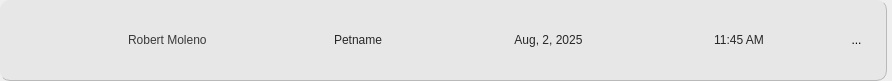
DreddVDomasian/Petmate-Desktop-Application, file Frontend/appointmentCard.ui: the form before one commit.
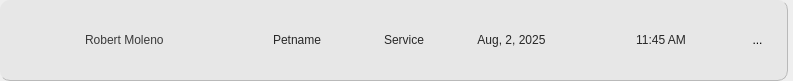
The form after the commit. Icons and pictures are not drawn.

Commit message:
Add service name to walk-in appointments
Introduces a 'service_name' field to the WalkInAppointment model and updates related backend and frontend logic to support service selection and display. Also adds a reminders API endpoint, improves UI for appointment and reminder cards, and ensures walk-in appointments reload after patient updates.

What changed in the file:
```diff
--- a/Frontend/appointmentCard.ui
+++ b/Frontend/appointmentCard.ui
@@ -6,7 +6,7 @@
    <rect>
     <x>0</x>
     <y>0</y>
-    <width>892</width>
+    <width>793</width>
     <height>81</height>
    </rect>
   </property>
@@ -100,7 +100,7 @@
         </property>
        </widget>
       </item>
-      <item alignment="Qt::AlignHCenter">
+      <item>
        <widget class="QLabel" name="ownerName">
         <property name="styleSheet">
          <string notr="true">font: 81 14pt &quot;Montserrat ExtraBold&quot;;
@@ -109,9 +109,12 @@
         <property name="text">
          <string>Robert Moleno</string>
         </property>
+        <property name="wordWrap">
+         <bool>true</bool>
+        </property>
        </widget>
       </item>
-      <item alignment="Qt::AlignHCenter">
+      <item>
        <widget class="QLabel" name="petNameApp">
         <property name="styleSheet">
          <string notr="true">font: 57 14pt &quot;Montserrat Medium&quot;;
@@ -123,9 +126,35 @@
         <property name="alignment">
          <set>Qt::AlignCenter</set>
         </property>
+        <property name="wordWrap">
+         <bool>true</bool>
+        </property>
        </widget>
       </item>
-      <item alignment="Qt::AlignHCenter">
+      <item>
+       <widget class="QLabel" name="serviceApp">
+        <property name="sizePolicy">
+         <sizepolicy hsizetype="Fixed" vsizetype="Fixed">
+          <horstretch>0</horstretch>
+          <verstretch>0</verstretch>
+         </sizepolicy>
+        </property>
+        <property name="styleSheet">
+         <string notr="true">font: 57 14pt &quot;Montserrat Medium&quot;;
+color:rgb(39, 39, 39);</string>
+        </property>
+        <property name="text">
+         <string>Service</string>
+        </property>
+        <property name="alignment">
+         <set>Qt::AlignCenter</set>
+        </property>
+        <property name="wordWrap">
+         <bool>true</bool>
+        </property>
+       </widget>
+      </item>
+      <item>
        <widget class="QLabel" name="appDate">
         <property name="styleSheet">
          <string notr="true">font: 57 14pt &quot;Montserrat Medium&quot;;
@@ -137,9 +166,12 @@
         <property name="alignment">
          <set>Qt::AlignCenter</set>
         </property>
+        <property name="wordWrap">
+         <bool>true</bool>
+        </property>
        </widget>
       </item>
-      <item alignment="Qt::AlignHCenter">
+      <item>
        <widget class="QLabel" name="preferredTime">
         <property name="styleSheet">
          <string notr="true">font: 57 14pt &quot;Montserrat Medium&quot;;
@@ -151,6 +183,9 @@
         <property name="alignment">
          <set>Qt::AlignCenter</set>
         </property>
+        <property name="wordWrap">
+         <bool>true</bool>
+        </property>
        </widget>
       </item>
       <item>
```
The commit also changes 9 other files.
